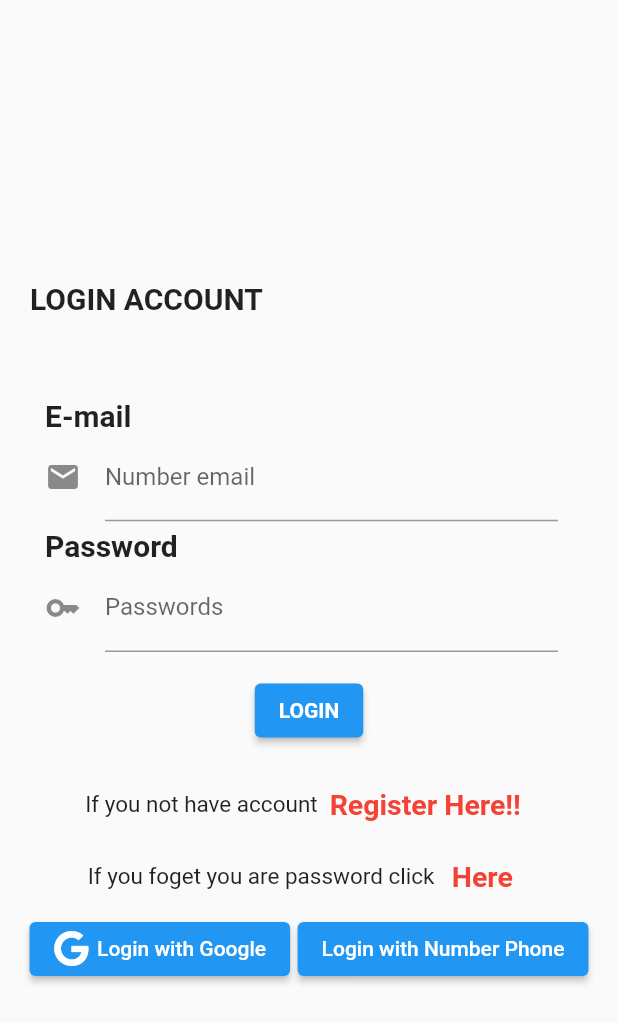
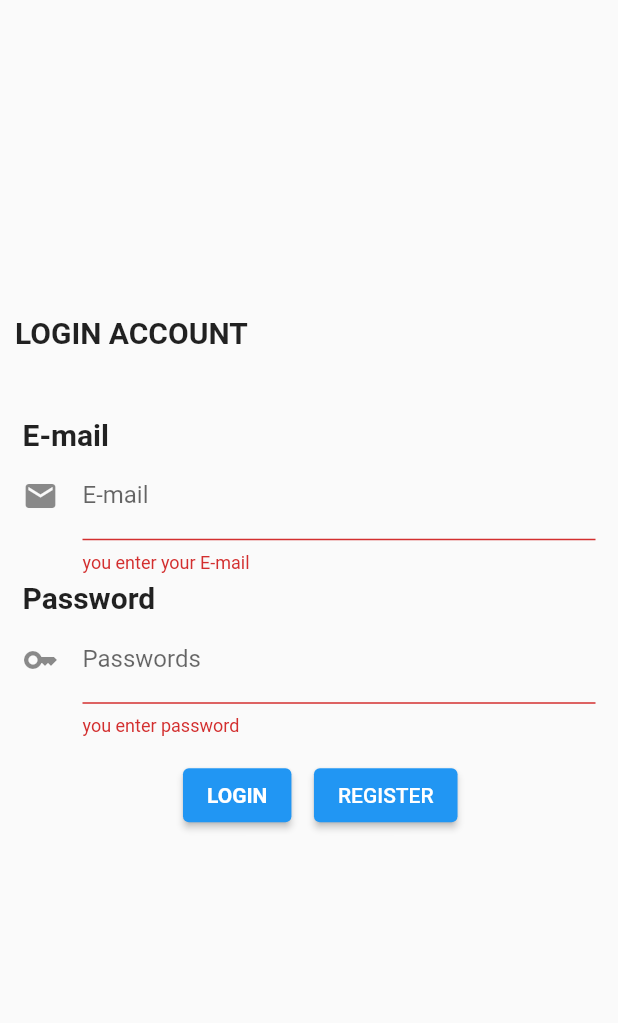
Before and after one commit to Thongek-wpm/flutter_application_login, a Flutter app: the screen it shows after launch, after a tap on "LOGIN", on a phone screen of 412 x 824 dp. Shown: the top 1023 px of the screen. Run offline on Flutter 3.47's test engine with Material 2 defaults, Android fonts, the phone set to English and light mode, and no system bars; our stand-ins replace firebase_auth, firebase_core, fluttertoast, font_awesome_flutter, form_field_validator; accounts and stored records are empty.

Commit message:
updata login_ui.dart

```diff
--- a/lib/screens/login_ui.dart
+++ b/lib/screens/login_ui.dart
@@ -1,13 +1,11 @@
-// ignore_for_file: prefer_const_constructors, duplicate_ignore, unused_import, prefer_typing_uninitialized_variables
 import 'package:firebase_auth/firebase_auth.dart';
 import 'package:firebase_core/firebase_core.dart';
 import 'package:flutter/material.dart';
 import 'package:flutter_application_foods/model/profile.dart';
-import 'package:flutter_application_foods/screens/forgot_ui.dart';
+import 'package:flutter_application_foods/screens/home_ui.dart';
 import 'package:flutter_application_foods/screens/register_ui.dart';
 import 'package:fluttertoast/fluttertoast.dart';
-import 'package:font_awesome_flutter/font_awesome_flutter.dart';
-import 'package:flutter_application_foods/model/conroller.dart';
+
 import 'package:form_field_validator/form_field_validator.dart';
 
 class LoginUi extends StatefulWidget {
@@ -28,33 +26,44 @@ class _LoginUiState extends State<LoginUi> {
   @override
   Widget build(BuildContext context) {
     return Scaffold(
-      body: Column(
+      // ignore: avoid_unnecessary_containers
+      body: Container(
+        child: SingleChildScrollView(
+          child: Form(
+            key: formKey,
+            child: Column(
               mainAxisAlignment: MainAxisAlignment.center,
               crossAxisAlignment: CrossAxisAlignment.start,
-        children: <Widget>[
-          // ignore: prefer_const_constructors
+              children: [
+                const SizedBox(
+                  height: 200,
+                ),
+                Row(
+                  crossAxisAlignment: CrossAxisAlignment.center,
+                  mainAxisAlignment: MainAxisAlignment.start,
+                  children: const [
                     Padding(
-            padding: const EdgeInsets.all(20.0),
+                      padding: EdgeInsets.all(10),
                       child: Text(
                         "LOGIN ACCOUNT",
                         style: TextStyle(
-                fontSize: 20,
-                fontWeight: FontWeight.bold,
+                            fontSize: 20, fontWeight: FontWeight.bold),
                       ),
-            ),
+                    )
+                  ],
                 ),
                 const SizedBox(
                   height: 30,
                 ),
                 const Padding(
-            padding: EdgeInsets.only(top: 5, left: 30, right: 30),
+                  padding: EdgeInsets.only(top: 5, left: 15, right: 15),
                   child: Text(
                     'E-mail',
                     style: TextStyle(fontSize: 20, fontWeight: FontWeight.bold),
                   ),
                 ),
                 Padding(
-            padding: const EdgeInsets.only(top: 0.1, left: 30, right: 40),
+                  padding: const EdgeInsets.only(top: 0.1, left: 15, right: 15),
                   child: TextFormField(
                     validator: MultiValidator(
                       [
@@ -72,20 +81,20 @@ class _LoginUiState extends State<LoginUi> {
                     keyboardType: TextInputType.emailAddress,
                     decoration: const InputDecoration(
                       icon: Icon(Icons.email),
-                labelText: 'Number email',
-                hintText: 'Enter Number email',
+                      labelText: 'E-mail',
+                      hintText: 'Enter email',
                     ),
                   ),
                 ),
                 const Padding(
-            padding: EdgeInsets.only(top: 5, left: 30, right: 30),
+                  padding: EdgeInsets.only(top: 5, left: 15, right: 15),
                   child: Text(
                     'Password',
                     style: TextStyle(fontSize: 20, fontWeight: FontWeight.bold),
                   ),
                 ),
                 Padding(
-            padding: const EdgeInsets.only(top: 0.1, left: 30, right: 40),
+                  padding: const EdgeInsets.only(top: 0.1, left: 15, right: 15),
                   child: TextFormField(
                     validator: RequiredValidator(
                       errorText: 'you enter password',
@@ -102,8 +111,8 @@ class _LoginUiState extends State<LoginUi> {
                   ),
                 ),
                 Row(
+                  mainAxisAlignment: MainAxisAlignment.center,
                   crossAxisAlignment: CrossAxisAlignment.center,
-            mainAxisAlignment: MainAxisAlignment.center,
                   children: [
                     Padding(
                       padding: const EdgeInsets.all(15),
@@ -111,7 +120,20 @@ class _LoginUiState extends State<LoginUi> {
                         onPressed: () async {
                           if (formKey.currentState!.validate()) {
                             formKey.currentState!.save();
-                      try {} on FirebaseAuthException catch (e) {
+                            try {
+                              await FirebaseAuth.instance
+                                  .signInWithEmailAndPassword(
+                                email: profile.email,
+                                password: profile.password,
+                              )
+                                  .then((value) {
+                                formKey.currentState!.reset();
+                                Navigator.pushReplacement(context,
+                                    MaterialPageRoute(builder: (context) {
+                                  return const HomeUi();
+                                }));
+                              });
+                            } on FirebaseAuthException catch (e) {
                               Fluttertoast.showToast(
                                 msg: e.message!,
                                 gravity: ToastGravity.CENTER,
@@ -129,18 +151,10 @@ class _LoginUiState extends State<LoginUi> {
                         ),
                       ),
                     ),
-            ],
-          ),
-          Row(
-            mainAxisAlignment: MainAxisAlignment.center,
-            children: [
-              Text(
-                "If you not have account",
-                style: TextStyle(
-                  fontSize: 15,
-                ),
-              ),
-              TextButton(
+                    Padding(
+                      padding: const EdgeInsets.all(0),
+                      child: ElevatedButton(
+                        child: const Text('REGISTER'),
                         onPressed: () {
                           Navigator.push(
                             context,
@@ -149,77 +163,15 @@ class _LoginUiState extends State<LoginUi> {
                             ),
                           );
                         },
-                child: Text(
-                  "Register Here!!",
-                  style: TextStyle(
-                    color: Colors.red,
-                    fontSize: 19,
-                    fontWeight: FontWeight.bold,
-                  ),
-                ),
-              ),
-            ],
-          ),
-          Row(
-            mainAxisAlignment: MainAxisAlignment.center,
-            children: [
-              Text(
-                "If you foget you are password click",
-                style: TextStyle(
-                  fontSize: 15,
-                ),
-              ),
-              TextButton(
-                onPressed: () {
-                  Navigator.push(
-                    context,
-                    MaterialPageRoute(
-                      builder: (context) => const ForgotUi(),
-                    ),
-                  );
-                },
-                child: Text(
-                  "Here",
-                  style: TextStyle(
-                    color: Colors.red,
-                    fontSize: 19,
-                    fontWeight: FontWeight.bold,
-                  ),
-                ),
-              ),
-            ],
-          ),
-          Row(
-            crossAxisAlignment: CrossAxisAlignment.center,
-            mainAxisAlignment: MainAxisAlignment.center,
-            children: [
-              ElevatedButton(
-                onPressed: () {},
-                child: Row(
-                  children: const [
-                    Icon(FontAwesomeIcons.google),
-                    SizedBox(
-                      width: 5,
-                    ),
-                    Text("Login with Google"),
-                  ],
-                ),
-              ),
-              SizedBox(
-                width: 5,
-              ),
-              ElevatedButton(
-                onPressed: () {},
-                child: Row(
-                  children: const [
-                    Text("Login with Number Phone"),
-                  ],
                       ),
                     ),
                   ],
                 ),
               ],
             ),
+          ),
+        ),
+      ),
     );
   }
 }
--- a/lib/screens/register_ui.dart
+++ b/lib/screens/register_ui.dart
@@ -1,4 +1,3 @@
-// ignore_for_file: avoid_unnecessary_containers
 import 'package:firebase_auth/firebase_auth.dart';
 import 'package:firebase_core/firebase_core.dart';
 import 'package:flutter/material.dart';
@@ -37,6 +36,7 @@ class _RegisterUiState extends State<RegisterUi> {
         ),
         centerTitle: true,
       ),
+      // ignore: avoid_unnecessary_containers
       body: Container(
         child: SingleChildScrollView(
           child: Form(
```
Lines whose indentation alone changed are shown as unchanged.
